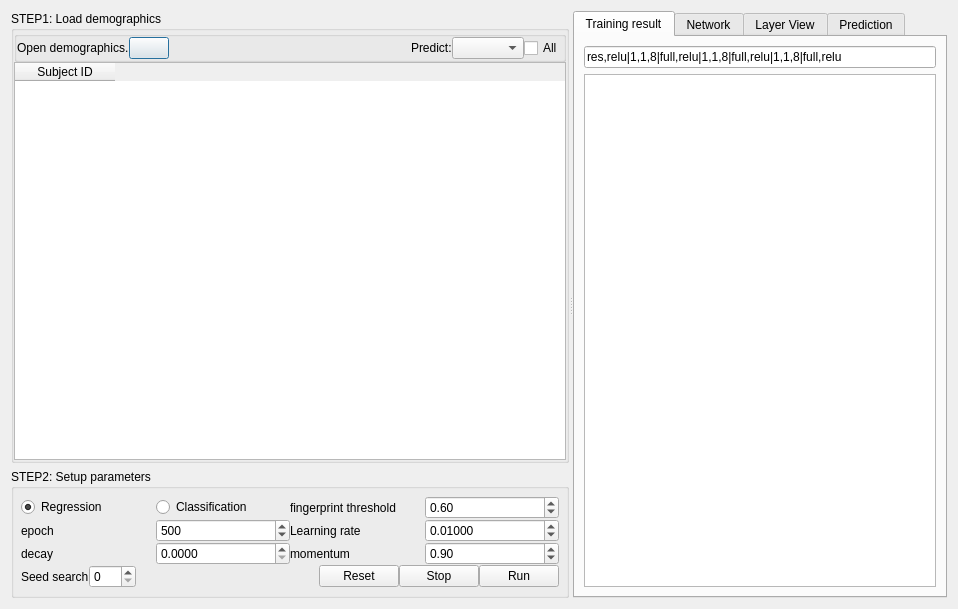
Above: connectometry/nn_connectometry.ui from frankyeh/DSI-Studio before the change. Below: the same form after it.
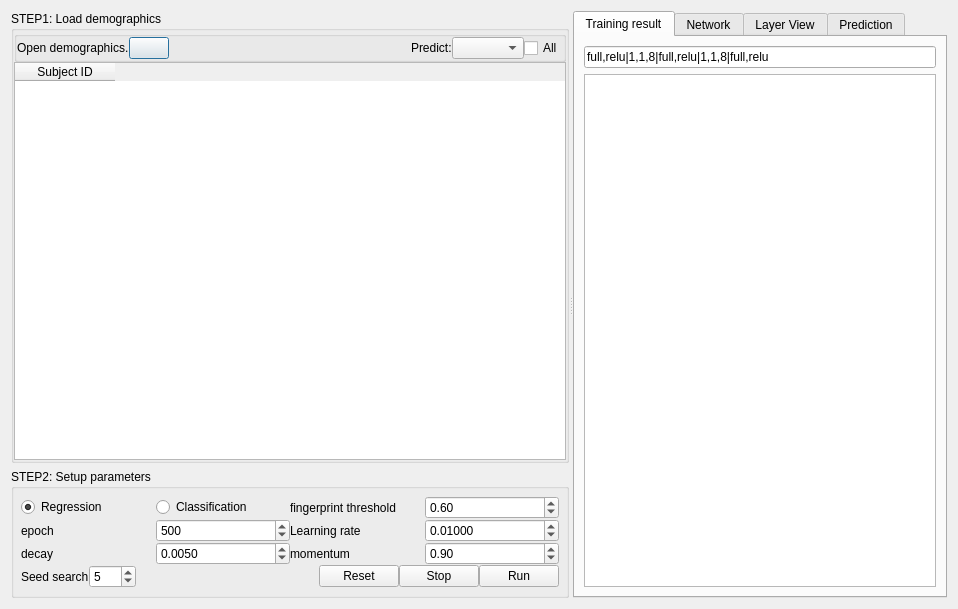
That is the form after the change. Icons and pictures are not drawn. Custom widgets are drawn as their Qt base class.

Commit message: [ana] update nn parameter

What changed in the file:
```diff
--- a/connectometry/nn_connectometry.ui
+++ b/connectometry/nn_connectometry.ui
@@ -417,7 +417,7 @@
                <double>0.000500000000000</double>
               </property>
               <property name="value">
-               <double>0.000000000000000</double>
+               <double>0.005000000000000</double>
               </property>
              </widget>
             </item>
@@ -467,7 +467,7 @@
                <number>128</number>
               </property>
               <property name="value">
-               <number>0</number>
+               <number>5</number>
               </property>
              </widget>
             </item>
@@ -524,7 +524,7 @@
         <item>
          <widget class="QLineEdit" name="network_text">
           <property name="text">
-           <string>res,relu|1,1,8|full,relu|1,1,8|full,relu|1,1,8|full,relu</string>
+           <string>full,relu|1,1,8|full,relu|1,1,8|full,relu</string>
           </property>
          </widget>
         </item>
```
